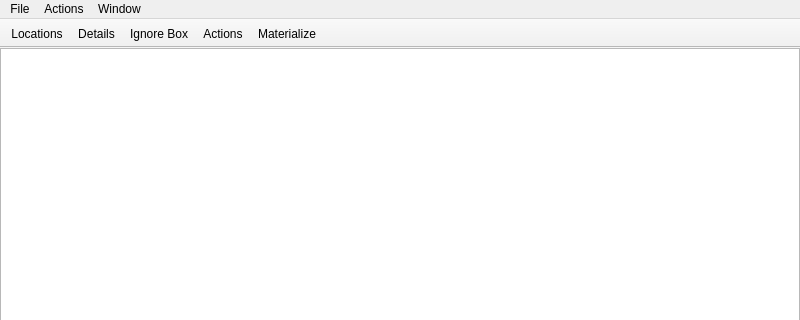
hsoft/musicguru, file qt/ui/main_window.ui: the form before one commit; both pictures show x 0 to 800 and y 0 to 320 of the 800 by 600 pixel window.
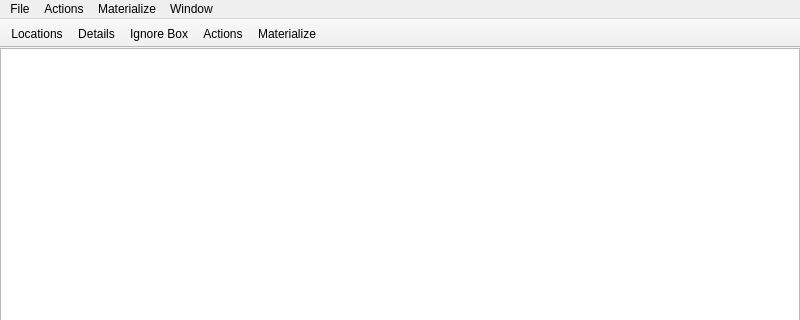
The form after the commit. Icons and pictures are not drawn.

Commit message: Added Actions and Materialize menus to the toolbar.

```diff
--- a/qt/ui/main_window.ui
+++ b/qt/ui/main_window.ui
@@ -83,8 +83,17 @@
     <addaction name="actionShowDetails"/>
     <addaction name="actionShowIgnoreBox"/>
    </widget>
+   <widget class="QMenu" name="menuMaterialize">
+    <property name="title">
+     <string>Materialize</string>
+    </property>
+    <addaction name="actionRenameInRespectiveLocations"/>
+    <addaction name="actionCopyToOtherLocation"/>
+    <addaction name="actionMoveToOtherLocation"/>
+   </widget>
    <addaction name="menuFile"/>
    <addaction name="menuActions"/>
+   <addaction name="menuMaterialize"/>
    <addaction name="menuWindow"/>
   </widget>
   <widget class="QStatusBar" name="statusbar"/>
```
Left out of the diff: 23 changed lines with no effect on the pictures. The commit also changes 1 other file.
